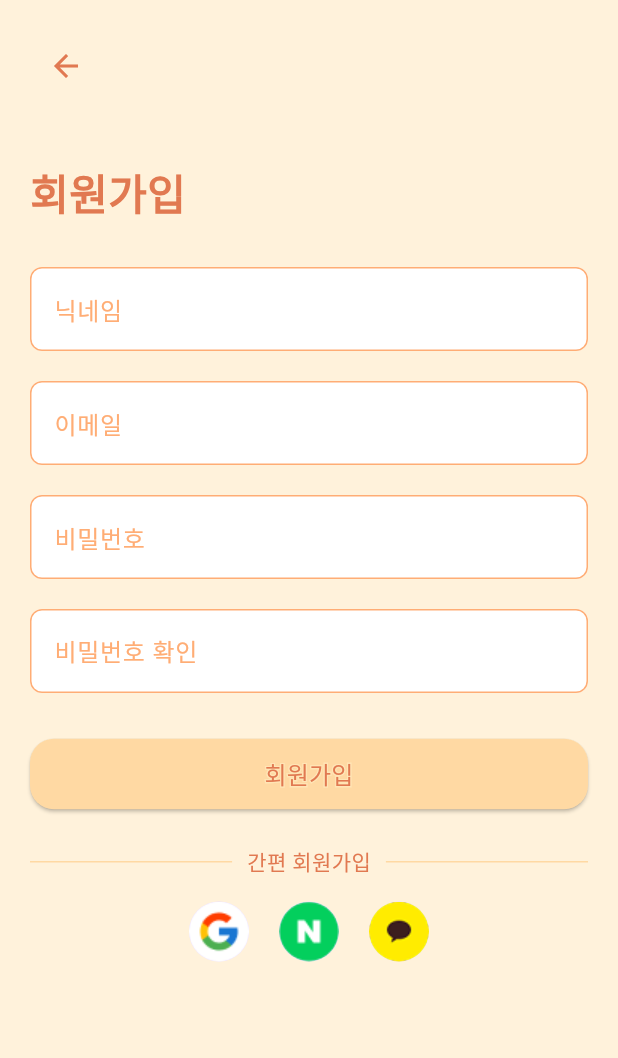
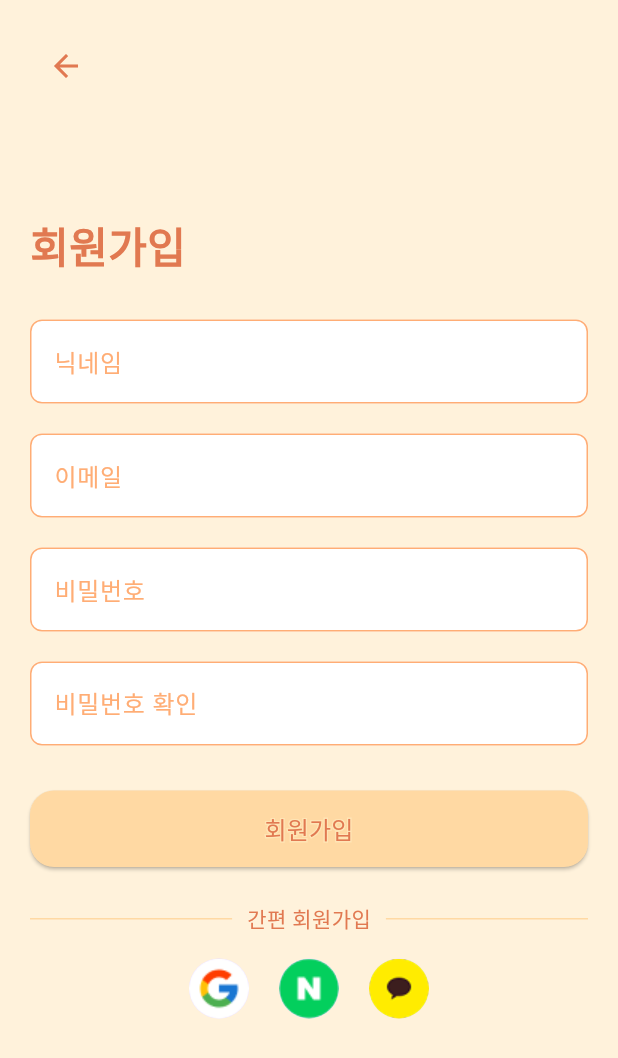
Before and after one commit to melodical-2025/melodical_app, a Flutter app: the screen it shows after launch, after a tap on "회원가입", on a phone screen of 412 x 824 dp. Shown: the top 1058 px of the screen. Run offline on Flutter 3.47's test engine with Material 3 defaults, Android fonts, the light colour scheme and no system bars; our stand-ins replace firebase_auth, firebase_core, flutter_rating_bar, google_sign_in; accounts and stored records are empty.

Commit message:
디자인 조금 수정

```diff
--- a/lib/screens/login_screen.dart
+++ b/lib/screens/login_screen.dart
@@ -19,6 +19,13 @@ class _LoginScreenState extends State<LoginScreen> {
   static const primaryColor = Color(0xFFFFAD75);
   static const textColor = Color(0xFFE17951);
   static const secondaryColor = Color(0xFFFFD9A3);
+
+  @override
+  void dispose() {
+    _emailController.dispose();
+    _passwordController.dispose();
+    super.dispose();
+  }
 
   Future<void> _login() async {
     final email = _emailController.text.trim();
@@ -86,65 +93,61 @@ class _LoginScreenState extends State<LoginScreen> {
     }
   }
 
-  InputDecoration _inputDecoration(String hint) {
-    return InputDecoration(
-      hintText: hint,
-      filled: true,
-      fillColor: Colors.white,
-      hintStyle: const TextStyle(color: textColor),
-      contentPadding: const EdgeInsets.symmetric(horizontal: 14, vertical: 12),
-      enabledBorder: OutlineInputBorder(
-        borderRadius: BorderRadius.circular(8),
-        borderSide: const BorderSide(color: primaryColor, width: 2),
-      ),
-      focusedBorder: OutlineInputBorder(
-        borderRadius: BorderRadius.circular(8),
-        borderSide: const BorderSide(color: primaryColor, width: 3),
-      ),
-    );
-  }
-
-  Widget _socialIcon(String assetPath, VoidCallback onTap) {
-    return GestureDetector(
-      onTap: onTap,
-      child: CircleAvatar(
-        radius: 20,
-        backgroundColor: Colors.white,
-        backgroundImage: AssetImage(assetPath),
-      ),
-    );
-  }
-
   @override
   Widget build(BuildContext context) {
     return Scaffold(
       backgroundColor: backgroundColor,
-      body: Center(
+      body: SafeArea(
+        child: Padding(
+          padding: const EdgeInsets.symmetric(horizontal: 24.0),
+          child: Center(
             child: SingleChildScrollView(
-          padding: const EdgeInsets.symmetric(horizontal: 32, vertical: 36),
               child: Column(
-            mainAxisSize: MainAxisSize.min,
+                mainAxisAlignment: MainAxisAlignment.center,
                 children: [
-              const Image(
-                image: AssetImage('assets/logo.png'),
-                width: 110,
-              ),
-              const SizedBox(height: 32),
+                  Image.asset('assets/logo.png', height: 150),
+                  const SizedBox(height: 0),
 
                   TextField(
                     controller: _emailController,
-                decoration: _inputDecoration('이메일 주소'),
+                    decoration: InputDecoration(
+                      filled: true,
+                      fillColor: Colors.white,
+                      labelText: '이메일',
+                      labelStyle: const TextStyle(color: primaryColor),
+                      enabledBorder: OutlineInputBorder(
+                        borderRadius: BorderRadius.circular(8),
+                        borderSide: const BorderSide(color: primaryColor),
+                      ),
+                      focusedBorder: OutlineInputBorder(
+                        borderRadius: BorderRadius.circular(8),
+                        borderSide: const BorderSide(color: primaryColor, width: 2),
+                      ),
+                    ),
                     style: const TextStyle(color: textColor),
                   ),
                   const SizedBox(height: 16),
 
                   TextField(
                     controller: _passwordController,
-                decoration: _inputDecoration('비밀번호'),
                     obscureText: true,
+                    decoration: InputDecoration(
+                      filled: true,
+                      fillColor: Colors.white,
+                      labelText: '비밀번호',
+                      labelStyle: const TextStyle(color: primaryColor),
+                      enabledBorder: OutlineInputBorder(
+                        borderRadius: BorderRadius.circular(8),
+                        borderSide: const BorderSide(color: primaryColor),
+                      ),
+                      focusedBorder: OutlineInputBorder(
+                        borderRadius: BorderRadius.circular(8),
+                        borderSide: const BorderSide(color: primaryColor, width: 2),
+                      ),
+                    ),
                     style: const TextStyle(color: textColor),
                   ),
-              const SizedBox(height: 20),
+                  const SizedBox(height: 24),
 
                   SizedBox(
                     width: double.infinity,
@@ -154,7 +157,7 @@ class _LoginScreenState extends State<LoginScreen> {
                         backgroundColor: primaryColor,
                         padding: const EdgeInsets.symmetric(vertical: 14),
                         shape: RoundedRectangleBorder(
-                      borderRadius: BorderRadius.circular(12),
+                          borderRadius: BorderRadius.circular(16),
                         ),
                       ),
                       child: Stack(
@@ -171,66 +174,123 @@ class _LoginScreenState extends State<LoginScreen> {
                           ),
                           const Text(
                             '로그인',
-                        style: TextStyle(fontSize: 16, color: Colors.white),
+                            style: TextStyle(
+                              fontSize: 16,
+                              color: textColor,
+                            ),
                           ),
                         ],
                       ),
                     ),
                   ),
+                  const SizedBox(height: 12),
 
-              const SizedBox(height: 12),
                   SizedBox(
                     width: double.infinity,
-                child: OutlinedButton(
+                    child: ElevatedButton(
                       onPressed: () => Navigator.pushNamed(context, '/signup'),
-                  style: OutlinedButton.styleFrom(
+                      style: ElevatedButton.styleFrom(
                         backgroundColor: secondaryColor,
-                    foregroundColor: textColor,
                         padding: const EdgeInsets.symmetric(vertical: 14),
                         shape: RoundedRectangleBorder(
-                      borderRadius: BorderRadius.circular(12),
-                    ),
-                    side: BorderSide.none,
-                  ),
-                  child: const Text('회원가입', style: TextStyle(fontSize: 16)),
+                          borderRadius: BorderRadius.circular(16),
                         ),
                       ),
+                      child: Stack(
+                        children: [
+                          Text(
+                            '회원가입',
+                            style: TextStyle(
+                              fontSize: 16,
+                              foreground: Paint()
+                                ..style = PaintingStyle.stroke
+                                ..strokeWidth = 1.5
+                                ..color = const Color(0xFFFFE5B6),
+                            ),
+                          ),
+                          const Text(
+                            '회원가입',
+                            style: TextStyle(
+                              fontSize: 16,
+                              color: textColor,
+                            ),
+                          ),
+                        ],
+                      ),
+                    ),
+                  ),
+                  const SizedBox(height: 24),
 
-              const SizedBox(height: 24),
-              const Divider(color: secondaryColor, thickness: 1),
-              const SizedBox(height: 8),
-              const Text(
-                '간편 로그인',
+                  Row(
+                    children: const [
+                      Expanded(
+                        child: Divider(
+                          thickness: 1,
+                          color: secondaryColor,
+                          endIndent: 10,
+                        ),
+                      ),
+                      Text(
+                        '간편로그인',
                         style: TextStyle(
+                          color: textColor,
                           fontSize: 14,
-                  color: textColor,
                           fontWeight: FontWeight.w500,
                         ),
                       ),
-              const SizedBox(height: 12),
+                      Expanded(
+                        child: Divider(
+                          thickness: 1,
+                          color: secondaryColor,
+                          indent: 10,
+                        ),
+                      ),
+                    ],
+                  ),
+                  const SizedBox(height: 16),
 
                   Row(
                     mainAxisAlignment: MainAxisAlignment.center,
                     children: [
-                  _socialIcon('assets/google.png', _signInWithGoogle),
+                      GestureDetector(
+                        onTap: _signInWithGoogle,
+                        child: const CircleAvatar(
+                          radius: 20,
+                          backgroundImage: AssetImage('assets/google.png'),
+                        ),
+                      ),
                       const SizedBox(width: 20),
-                  _socialIcon('assets/kakao.png', () {
+                      GestureDetector(
+                        onTap: () {
+                          ScaffoldMessenger.of(context).showSnackBar(
+                            const SnackBar(content: Text('네이버 로그인은 준비 중입니다.')),
+                          );
+                        },
+                        child: const CircleAvatar(
+                          radius: 20,
+                          backgroundImage: AssetImage('assets/naver.png'),
+                        ),
+                      ),
+                      const SizedBox(width: 20),
+                      GestureDetector(
+                        onTap: () {
                           ScaffoldMessenger.of(context).showSnackBar(
                             const SnackBar(content: Text('카카오 로그인은 준비 중입니다.')),
                           );
-                  }),
-                  const SizedBox(width: 20),
-                  _socialIcon('assets/naver.png', () {
-                    ScaffoldMessenger.of(context).showSnackBar(
-                      const SnackBar(content: Text('네이버 로그인은 준비 중입니다.')),
-                    );
-                  }),
+                        },
+                        child: const CircleAvatar(
+                          radius: 20,
+                          backgroundImage: AssetImage('assets/kakao.png'),
+                        ),
+                      ),
                     ],
                   ),
                 ],
               ),
             ),
           ),
+        ),
+      ),
     );
   }
 }
--- a/lib/screens/signup_screen.dart
+++ b/lib/screens/signup_screen.dart
@@ -21,6 +21,15 @@ class _SignupScreenState extends State<SignupScreen> {
   static const primaryColor = Color(0xFFFFAD75);
   static const textColor = Color(0xFFE17951);
   static const secondaryColor = Color(0xFFFFD9A3);
+
+  @override
+  void dispose() {
+    _nicknameController.dispose();
+    _emailController.dispose();
+    _passwordController.dispose();
+    _confirmPasswordController.dispose();
+    super.dispose();
+  }
 
   Future<void> _signUp() async {
     final nickname = _nicknameController.text.trim();
@@ -116,6 +125,16 @@ class _SignupScreenState extends State<SignupScreen> {
     );
   }
 
+  Widget _socialIcon(String assetPath, VoidCallback? onTap) {
+    return GestureDetector(
+      onTap: onTap,
+      child: CircleAvatar(
+        radius: 20,
+        backgroundImage: AssetImage(assetPath),
+      ),
+    );
+  }
+
   @override
   Widget build(BuildContext context) {
     return Scaffold(
@@ -131,7 +150,7 @@ class _SignupScreenState extends State<SignupScreen> {
                 color: textColor,
                 onPressed: () => Navigator.pop(context),
               ),
-              const SizedBox(height: 40),
+              const SizedBox(height: 75),
 
               const Text(
                 "회원가입",
@@ -181,7 +200,7 @@ class _SignupScreenState extends State<SignupScreen> {
                   style: ElevatedButton.styleFrom(
                     backgroundColor: secondaryColor,
                     foregroundColor: textColor,
-                    padding: const EdgeInsets.symmetric(vertical: 12),
+                    padding: const EdgeInsets.symmetric(vertical: 14),
                     shape: RoundedRectangleBorder(
                       borderRadius: BorderRadius.circular(16),
                     ),
@@ -242,17 +261,19 @@ class _SignupScreenState extends State<SignupScreen> {
               Row(
                 mainAxisAlignment: MainAxisAlignment.center,
                 children: [
-                  GestureDetector(
-                    onTap: _signInWithGoogle,
-                    child: const CircleAvatar(
-                      radius: 20,
-                      backgroundImage: AssetImage('assets/google.png'),
-                    ),
-                  ),
+                  _socialIcon('assets/google.png', _signInWithGoogle),
                   const SizedBox(width: 20),
-                  _socialIcon('assets/naver.png'),
+                  _socialIcon('assets/naver.png', () {
+                    ScaffoldMessenger.of(context).showSnackBar(
+                      const SnackBar(content: Text('네이버 로그인은 준비 중입니다.')),
+                    );
+                  }),
                   const SizedBox(width: 20),
-                  _socialIcon('assets/kakao.png'),
+                  _socialIcon('assets/kakao.png', () {
+                    ScaffoldMessenger.of(context).showSnackBar(
+                      const SnackBar(content: Text('카카오 로그인은 준비 중입니다.')),
+                    );
+                  }),
                 ],
               ),
             ],
@@ -261,18 +282,4 @@ class _SignupScreenState extends State<SignupScreen> {
       ),
     );
   }
-
-  Widget _socialIcon(String assetPath) {
-    return GestureDetector(
-      onTap: () {
-        ScaffoldMessenger.of(context).showSnackBar(
-          const SnackBar(content: Text('현재 준비 중입니다.')),
-        );
-      },
-      child: CircleAvatar(
-        radius: 20,
-        backgroundImage: AssetImage(assetPath),
-      ),
-    );
-  }
 }
```
Also changed, not shown: lib/screens/accountedit_screen.dart (+63 -51 lines). Lines whose indentation alone changed are shown as unchanged.
